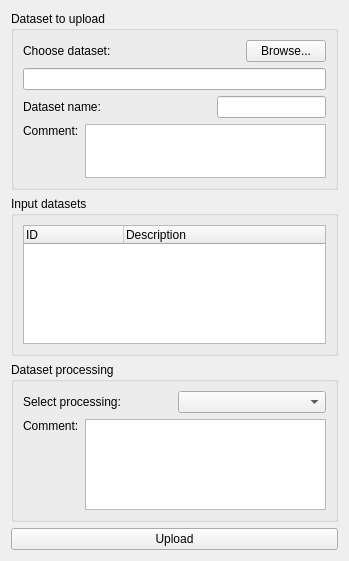
The window that Code/qtshanoiruploadwidget.ui (Inria-Empenn/QtShanoir) describes before a commit, drawn with Qt 5.
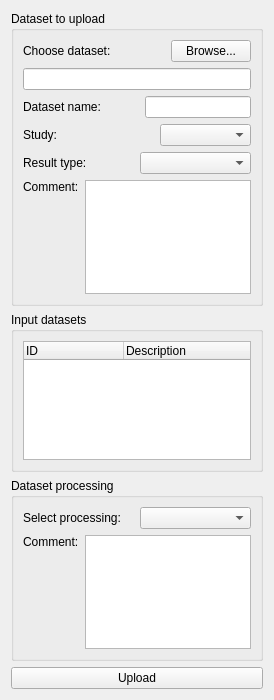
The same window after the commit. Icons and pictures are not drawn.

Patch:
```diff
--- a/Code/qtshanoiruploadwidget.ui
+++ b/Code/qtshanoiruploadwidget.ui
@@ -6,22 +6,38 @@
    <rect>
     <x>0</x>
     <y>0</y>
-    <width>349</width>
-    <height>561</height>
+    <width>274</width>
+    <height>700</height>
    </rect>
   </property>
+  <property name="minimumSize">
+   <size>
+    <width>0</width>
+    <height>700</height>
+   </size>
+  </property>
+  <property name="maximumSize">
+   <size>
+    <width>16777215</width>
+    <height>16777215</height>
+   </size>
+  </property>
   <property name="windowTitle">
    <string>Form</string>
   </property>
   <layout class="QGridLayout" name="gridLayout_4">
    <item row="0" column="0">
-    <layout class="QVBoxLayout" name="verticalLayout_3">
-     <item>
       <widget class="QGroupBox" name="groupBox_3">
        <property name="minimumSize">
         <size>
          <width>0</width>
-         <height>170</height>
+       <height>260</height>
+      </size>
+     </property>
+     <property name="maximumSize">
+      <size>
+       <width>300</width>
+       <height>16777215</height>
         </size>
        </property>
        <property name="title">
@@ -98,6 +114,50 @@
          </layout>
         </item>
         <item row="3" column="0">
+       <layout class="QHBoxLayout" name="horizontalLayout">
+        <item>
+         <widget class="QLabel" name="label">
+          <property name="text">
+           <string>Study:</string>
+          </property>
+         </widget>
+        </item>
+        <item>
+         <spacer name="horizontalSpacer">
+          <property name="orientation">
+           <enum>Qt::Horizontal</enum>
+          </property>
+          <property name="sizeType">
+           <enum>QSizePolicy::Preferred</enum>
+          </property>
+          <property name="sizeHint" stdset="0">
+           <size>
+            <width>40</width>
+            <height>20</height>
+           </size>
+          </property>
+         </spacer>
+        </item>
+        <item>
+         <widget class="QComboBox" name="studyComboBox"/>
+        </item>
+       </layout>
+      </item>
+      <item row="4" column="0">
+       <layout class="QHBoxLayout" name="horizontalLayout_7">
+        <item>
+         <widget class="QLabel" name="label_7">
+          <property name="text">
+           <string>Result type:</string>
+          </property>
+         </widget>
+        </item>
+        <item>
+         <widget class="QComboBox" name="resultTypeComboBox"/>
+        </item>
+       </layout>
+      </item>
+      <item row="5" column="0">
          <layout class="QHBoxLayout" name="horizontalLayout_6">
           <item>
            <layout class="QVBoxLayout" name="verticalLayout_2">
@@ -131,7 +191,7 @@
        </layout>
       </widget>
      </item>
-     <item>
+   <item row="2" column="0">
       <widget class="QGroupBox" name="groupBox">
        <property name="minimumSize">
         <size>
@@ -139,6 +199,12 @@
          <height>160</height>
         </size>
        </property>
+     <property name="maximumSize">
+      <size>
+       <width>300</width>
+       <height>16777215</height>
+      </size>
+     </property>
        <property name="title">
         <string>Input datasets</string>
        </property>
@@ -160,7 +226,7 @@
        </layout>
       </widget>
      </item>
-     <item>
+   <item row="4" column="0">
       <widget class="QGroupBox" name="groupBox_2">
        <property name="minimumSize">
         <size>
@@ -168,6 +234,12 @@
          <height>160</height>
         </size>
        </property>
+     <property name="maximumSize">
+      <size>
+       <width>300</width>
+       <height>16777215</height>
+      </size>
+     </property>
        <property name="title">
         <string>Dataset processing</string>
        </property>
@@ -220,14 +292,20 @@
        </layout>
       </widget>
      </item>
-     <item>
+   <item row="5" column="0">
       <widget class="QPushButton" name="uploadPushButton">
+     <property name="maximumSize">
+      <size>
+       <width>300</width>
+       <height>16777215</height>
+      </size>
+     </property>
        <property name="text">
         <string>Upload</string>
        </property>
       </widget>
      </item>
-     <item>
+   <item row="1" column="0">
       <spacer name="verticalSpacer_2">
        <property name="orientation">
         <enum>Qt::Vertical</enum>
@@ -235,12 +313,23 @@
        <property name="sizeHint" stdset="0">
         <size>
          <width>20</width>
-         <height>13</height>
+       <height>40</height>
         </size>
        </property>
       </spacer>
      </item>
-    </layout>
+   <item row="3" column="0">
+    <spacer name="verticalSpacer_4">
+     <property name="orientation">
+      <enum>Qt::Vertical</enum>
+     </property>
+     <property name="sizeHint" stdset="0">
+      <size>
+       <width>20</width>
+       <height>40</height>
+      </size>
+     </property>
+    </spacer>
    </item>
   </layout>
  </widget>
```
Lines whose indentation alone changed are shown as unchanged.
